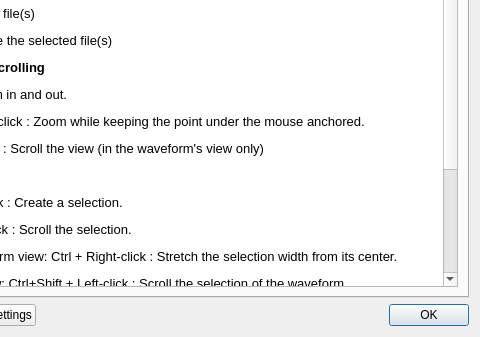
First picture: the form in src/wdialogsettings.ui, repository gillesdegottex/dfasma, before the edit; both pictures show x 145 to 625 and y 92 to 429 of the 625 by 429 pixel window.
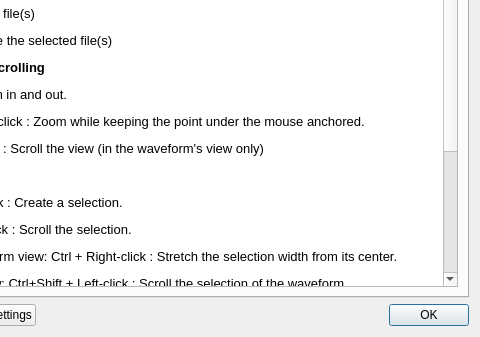
Second picture: the form after the edit. The open tabs and pages were chosen to show the change. Icons and pictures are not drawn.

Patch:
```diff
--- a/src/wdialogsettings.ui
+++ b/src/wdialogsettings.ui
@@ -397,23 +397,25 @@
           <string>&lt;!DOCTYPE HTML PUBLIC &quot;-//W3C//DTD HTML 4.0//EN&quot; &quot;http://www.w3.org/TR/REC-html40/strict.dtd&quot;&gt;
 &lt;html&gt;&lt;head&gt;&lt;meta name=&quot;qrichtext&quot; content=&quot;1&quot; /&gt;&lt;style type=&quot;text/css&quot;&gt;
 p, li { white-space: pre-wrap; }
-&lt;/style&gt;&lt;/head&gt;&lt;body style=&quot; font-family:'Sans'; font-size:10pt; font-weight:400; font-style:normal;&quot;&gt;
-&lt;p style=&quot; margin-top:12px; margin-bottom:12px; margin-left:0px; margin-right:0px; -qt-block-indent:0; text-indent:0px;&quot;&gt;&lt;span style=&quot; font-family:'Ubuntu'; font-weight:600;&quot;&gt;Files&lt;/span&gt;&lt;/p&gt;
-&lt;ul style=&quot;margin-top: 0px; margin-bottom: 0px; margin-left: 0px; margin-right: 0px; -qt-list-indent: 1;&quot;&gt;&lt;li style=&quot; font-family:'Ubuntu';&quot; style=&quot; margin-top:12px; margin-bottom:12px; margin-left:0px; margin-right:0px; -qt-block-indent:0; text-indent:0px;&quot;&gt;Ctrl+o : Open file(s)&lt;/li&gt;
-&lt;li style=&quot; font-family:'Ubuntu';&quot; style=&quot; margin-top:12px; margin-bottom:12px; margin-left:0px; margin-right:0px; -qt-block-indent:0; text-indent:0px;&quot;&gt;Ctrl+w : Close the selected file(s)&lt;/li&gt;&lt;/ul&gt;
-&lt;p style=&quot; margin-top:12px; margin-bottom:12px; margin-left:0px; margin-right:0px; -qt-block-indent:0; text-indent:0px;&quot;&gt;&lt;span style=&quot; font-family:'Ubuntu'; font-weight:600;&quot;&gt;Views: zoom and scrolling&lt;/span&gt;&lt;/p&gt;
-&lt;ul style=&quot;margin-top: 0px; margin-bottom: 0px; margin-left: 0px; margin-right: 0px; -qt-list-indent: 1;&quot;&gt;&lt;li style=&quot; font-family:'Ubuntu';&quot; style=&quot; margin-top:12px; margin-bottom:12px; margin-left:0px; margin-right:0px; -qt-block-indent:0; text-indent:0px;&quot;&gt;Wheel : Zoom in and out.&lt;/li&gt;
-&lt;li style=&quot; font-family:'Ubuntu';&quot; style=&quot; margin-top:12px; margin-bottom:12px; margin-left:0px; margin-right:0px; -qt-block-indent:0; text-indent:0px;&quot;&gt;Shift + Right-click : Zoom while keeping the point under the mouse anchored.&lt;/li&gt;&lt;/ul&gt;
-&lt;ul style=&quot;margin-top: 0px; margin-bottom: 0px; margin-left: 0px; margin-right: 0px; -qt-list-indent: 1;&quot;&gt;&lt;li style=&quot; font-family:'Ubuntu';&quot; style=&quot; margin-top:12px; margin-bottom:12px; margin-left:0px; margin-right:0px; -qt-block-indent:0; text-indent:0px;&quot;&gt;Shift + Wheel : Scroll the view (in the waveform's view only)&lt;/li&gt;&lt;/ul&gt;
-&lt;p style=&quot; margin-top:12px; margin-bottom:12px; margin-left:0px; margin-right:0px; -qt-block-indent:0; text-indent:0px;&quot;&gt;&lt;span style=&quot; font-family:'Ubuntu'; font-weight:600;&quot;&gt;Selection&lt;/span&gt;&lt;/p&gt;
-&lt;ul style=&quot;margin-top: 0px; margin-bottom: 0px; margin-left: 0px; margin-right: 0px; -qt-list-indent: 1;&quot;&gt;&lt;li style=&quot; font-family:'Ubuntu';&quot; style=&quot; margin-top:12px; margin-bottom:12px; margin-left:0px; margin-right:0px; -qt-block-indent:0; text-indent:0px;&quot;&gt;Hold Left-click : Create a selection.&lt;/li&gt;
-&lt;li style=&quot; font-family:'Ubuntu';&quot; style=&quot; margin-top:12px; margin-bottom:12px; margin-left:0px; margin-right:0px; -qt-block-indent:0; text-indent:0px;&quot;&gt;Ctrl + Left-click : Scroll the selection.&lt;/li&gt;
-&lt;li style=&quot; font-family:'Ubuntu';&quot; style=&quot; margin-top:12px; margin-bottom:12px; margin-left:0px; margin-right:0px; -qt-block-indent:0; text-indent:0px;&quot;&gt;In the waveform view: Ctrl + Right-click : Stretch the selection width from its center.&lt;/li&gt;
-&lt;li style=&quot; font-family:'Ubuntu';&quot; style=&quot; margin-top:12px; margin-bottom:12px; margin-left:0px; margin-right:0px; -qt-block-indent:0; text-indent:0px;&quot;&gt;In phase view: Ctrl+Shift + Left-click : Scroll the selection of the waveform.&lt;/li&gt;&lt;/ul&gt;
-&lt;p style=&quot; margin-top:12px; margin-bottom:12px; margin-left:0px; margin-right:0px; -qt-block-indent:0; text-indent:0px;&quot;&gt;&lt;span style=&quot; font-family:'Ubuntu'; font-weight:600;&quot;&gt;Playback&lt;/span&gt;&lt;/p&gt;
-&lt;ul style=&quot;margin-top: 0px; margin-bottom: 0px; margin-left: 0px; margin-right: 0px; -qt-list-indent: 1;&quot;&gt;&lt;li style=&quot; font-family:'Ubuntu';&quot; style=&quot; margin-top:12px; margin-bottom:12px; margin-left:0px; margin-right:0px; -qt-block-indent:0; text-indent:0px;&quot;&gt;Space : Play from the play cursor or the current selection of the selected file.&lt;/li&gt;
-&lt;li style=&quot; font-family:'Ubuntu';&quot; style=&quot; margin-top:12px; margin-bottom:12px; margin-left:0px; margin-right:0px; -qt-block-indent:0; text-indent:0px;&quot;&gt;Ctrl + Space : Play current selection while filtering the sound according to the spectral selection.&lt;br /&gt;The filtered time section then becomes redish in order to inform that the waveform has been temporarily altered.&lt;br /&gt;Playing the sound by pressing the Space bar again will restore the original waveform.&lt;/li&gt;&lt;/ul&gt;
-&lt;p style=&quot;-qt-paragraph-type:empty; margin-top:12px; margin-bottom:12px; margin-left:0px; margin-right:0px; -qt-block-indent:0; text-indent:0px; font-family:'MS Shell Dlg 2';&quot;&gt;&lt;br /&gt;&lt;/p&gt;&lt;/body&gt;&lt;/html&gt;</string>
+&lt;/style&gt;&lt;/head&gt;&lt;body style=&quot; font-family:'Ubuntu'; font-size:11pt; font-weight:400; font-style:normal;&quot;&gt;
+&lt;p style=&quot; margin-top:12px; margin-bottom:12px; margin-left:0px; margin-right:0px; -qt-block-indent:0; text-indent:0px;&quot;&gt;&lt;span style=&quot; font-size:10pt; font-weight:600;&quot;&gt;Files&lt;/span&gt;&lt;/p&gt;
+&lt;ul style=&quot;margin-top: 0px; margin-bottom: 0px; margin-left: 0px; margin-right: 0px; -qt-list-indent: 1;&quot;&gt;&lt;li style=&quot; font-size:10pt;&quot; style=&quot; margin-top:12px; margin-bottom:12px; margin-left:0px; margin-right:0px; -qt-block-indent:0; text-indent:0px;&quot;&gt;Ctrl+o : Open file(s)&lt;/li&gt;
+&lt;li style=&quot; font-size:10pt;&quot; style=&quot; margin-top:12px; margin-bottom:12px; margin-left:0px; margin-right:0px; -qt-block-indent:0; text-indent:0px;&quot;&gt;Ctrl+w : Close the selected file(s)&lt;/li&gt;&lt;/ul&gt;
+&lt;p style=&quot; margin-top:12px; margin-bottom:12px; margin-left:0px; margin-right:0px; -qt-block-indent:0; text-indent:0px;&quot;&gt;&lt;span style=&quot; font-size:10pt; font-weight:600;&quot;&gt;Views: zoom and scrolling&lt;/span&gt;&lt;/p&gt;
+&lt;ul style=&quot;margin-top: 0px; margin-bottom: 0px; margin-left: 0px; margin-right: 0px; -qt-list-indent: 1;&quot;&gt;&lt;li style=&quot; font-size:10pt;&quot; style=&quot; margin-top:12px; margin-bottom:12px; margin-left:0px; margin-right:0px; -qt-block-indent:0; text-indent:0px;&quot;&gt;Wheel : Zoom in and out.&lt;/li&gt;
+&lt;li style=&quot; font-size:10pt;&quot; style=&quot; margin-top:12px; margin-bottom:12px; margin-left:0px; margin-right:0px; -qt-block-indent:0; text-indent:0px;&quot;&gt;Shift + Right-click : Zoom while keeping the point under the mouse anchored.&lt;/li&gt;&lt;/ul&gt;
+&lt;ul style=&quot;margin-top: 0px; margin-bottom: 0px; margin-left: 0px; margin-right: 0px; -qt-list-indent: 1;&quot;&gt;&lt;li style=&quot; font-size:10pt;&quot; style=&quot; margin-top:12px; margin-bottom:12px; margin-left:0px; margin-right:0px; -qt-block-indent:0; text-indent:0px;&quot;&gt;Shift + Wheel : Scroll the view (in the waveform's view only)&lt;/li&gt;&lt;/ul&gt;
+&lt;p style=&quot; margin-top:12px; margin-bottom:12px; margin-left:0px; margin-right:0px; -qt-block-indent:0; text-indent:0px;&quot;&gt;&lt;span style=&quot; font-size:10pt; font-weight:600;&quot;&gt;Selection&lt;/span&gt;&lt;/p&gt;
+&lt;ul style=&quot;margin-top: 0px; margin-bottom: 0px; margin-left: 0px; margin-right: 0px; -qt-list-indent: 1;&quot;&gt;&lt;li style=&quot; font-size:10pt;&quot; style=&quot; margin-top:12px; margin-bottom:12px; margin-left:0px; margin-right:0px; -qt-block-indent:0; text-indent:0px;&quot;&gt;Hold Left-click : Create a selection.&lt;/li&gt;
+&lt;li style=&quot; font-size:10pt;&quot; style=&quot; margin-top:12px; margin-bottom:12px; margin-left:0px; margin-right:0px; -qt-block-indent:0; text-indent:0px;&quot;&gt;Ctrl + Left-click : Scroll the selection.&lt;/li&gt;
+&lt;li style=&quot; font-size:10pt;&quot; style=&quot; margin-top:12px; margin-bottom:12px; margin-left:0px; margin-right:0px; -qt-block-indent:0; text-indent:0px;&quot;&gt;In the waveform view: Ctrl + Right-click : Stretch the selection width from its center.&lt;/li&gt;
+&lt;li style=&quot; font-size:10pt;&quot; style=&quot; margin-top:12px; margin-bottom:12px; margin-left:0px; margin-right:0px; -qt-block-indent:0; text-indent:0px;&quot;&gt;In phase view: Ctrl+Shift + Left-click : Scroll the selection of the waveform.&lt;/li&gt;
+&lt;li style=&quot; font-size:10pt;&quot; style=&quot; margin-top:12px; margin-bottom:12px; margin-left:0px; margin-right:0px; -qt-block-indent:0; text-indent:0px;&quot;&gt;Escape key : Clear any selection.&lt;/li&gt;&lt;/ul&gt;
+&lt;p style=&quot; margin-top:12px; margin-bottom:12px; margin-left:0px; margin-right:0px; -qt-block-indent:0; text-indent:0px;&quot;&gt;&lt;span style=&quot; font-size:10pt; font-weight:600;&quot;&gt;Playback&lt;/span&gt;&lt;/p&gt;
+&lt;ul style=&quot;margin-top: 0px; margin-bottom: 0px; margin-left: 0px; margin-right: 0px; -qt-list-indent: 1;&quot;&gt;&lt;li style=&quot; font-size:10pt;&quot; style=&quot; margin-top:12px; margin-bottom:12px; margin-left:0px; margin-right:0px; -qt-block-indent:0; text-indent:0px;&quot;&gt;Space : Play from the play cursor or the current selection of the selected file.&lt;/li&gt;
+&lt;li style=&quot; font-size:10pt;&quot; style=&quot; margin-top:12px; margin-bottom:12px; margin-left:0px; margin-right:0px; -qt-block-indent:0; text-indent:0px;&quot;&gt;Ctrl + Space : Play current selection while filtering the sound according to the spectral selection.&lt;br /&gt;The filtered time section then becomes redish in order to inform that the waveform has been temporarily altered.&lt;br /&gt;Playing the sound by pressing the Space bar again will restore the original waveform.&lt;/li&gt;&lt;/ul&gt;
+&lt;ul style=&quot;margin-top: 0px; margin-bottom: 0px; margin-left: 0px; margin-right: 0px; -qt-list-indent: 1;&quot;&gt;&lt;li style=&quot; font-size:10pt;&quot; style=&quot; margin-top:12px; margin-bottom:12px; margin-left:0px; margin-right:0px; -qt-block-indent:0; text-indent:0px;&quot;&gt;Escape key : Put the play cursor at the begining.&lt;/li&gt;&lt;/ul&gt;
+&lt;p style=&quot;-qt-paragraph-type:empty; margin-top:12px; margin-bottom:12px; margin-left:0px; margin-right:0px; -qt-block-indent:0; text-indent:0px; font-family:'MS Shell Dlg 2'; font-size:10pt;&quot;&gt;&lt;br /&gt;&lt;/p&gt;&lt;/body&gt;&lt;/html&gt;</string>
          </property>
         </widget>
        </item>
```
